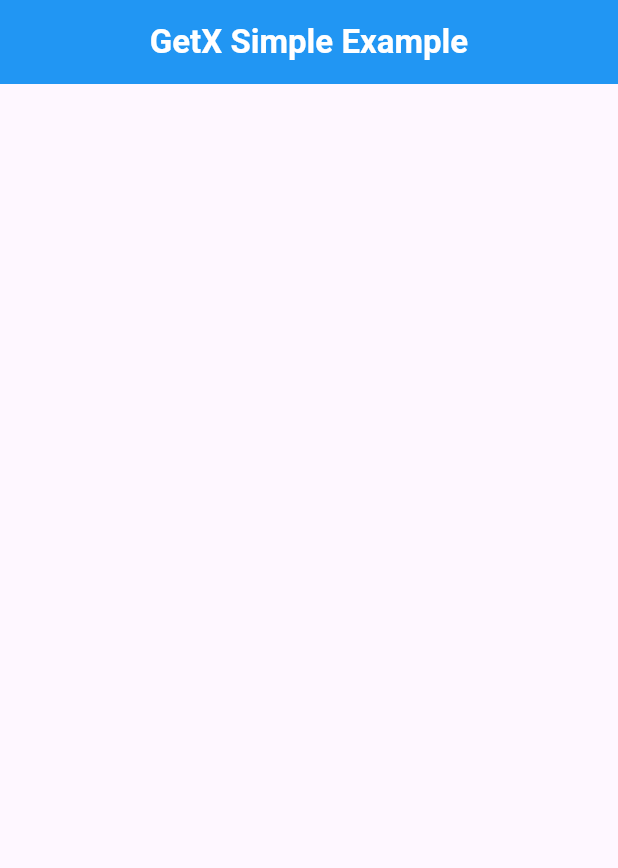
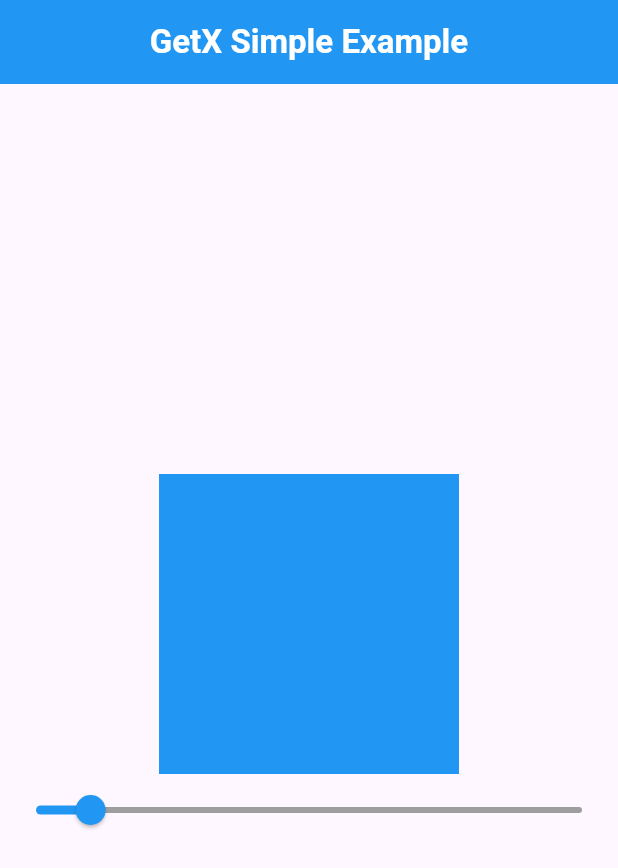
Before and after one commit to alhasann351/getx_simple_example, a Flutter app: the screen it shows after launch, on a phone screen of 412 x 824 dp. Shown: the top 868 px of the screen. Run offline on Flutter 3.47's test engine with Material 3 defaults, Android fonts, the phone set to English and light mode, and no system bars; our stand-ins replace get.

Commit message:
design-added

```diff
--- a/lib/my_home_page.dart
+++ b/lib/my_home_page.dart
@@ -23,6 +23,24 @@ class _MyHomePageState extends State<MyHomePage> {
           ),
         ),
       ),
+      body: Center(
+        child: Column(
+          mainAxisAlignment: MainAxisAlignment.center,
+          children: [
+            Container(
+              color: Colors.blue,
+              height: 200,
+              width: 200,
+            ),
+            Slider(
+              activeColor: Colors.blue,
+              inactiveColor: Colors.grey,
+              value: 0.1,
+              onChanged: (value) {},
+            ),
+          ],
+        ),
+      ),
     );
   }
 }
```
